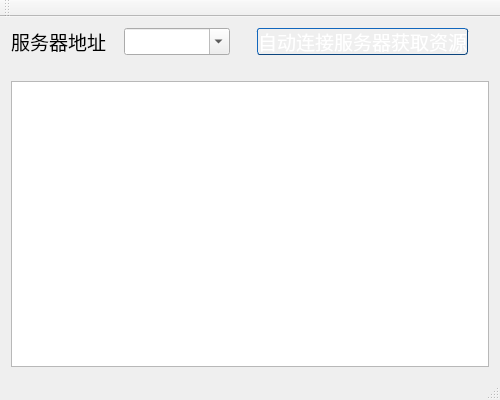
This is server/resourcemanager_client/mainwindow.ui in weilaidb/resourcemanager as Qt 5 draws it before an edit. The edited form follows.
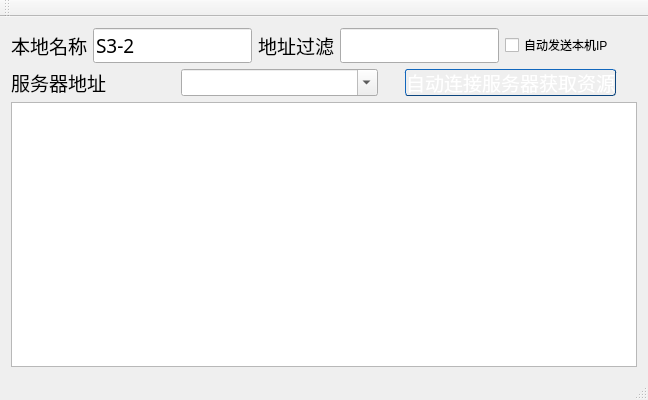
This is the edited form.

Commit message: 1.客户端连接后，回送本机IP（更新）

Patch:
```diff
--- a/server/resourcemanager_client/mainwindow.ui
+++ b/server/resourcemanager_client/mainwindow.ui
@@ -9,7 +9,7 @@
    <rect>
     <x>0</x>
     <y>0</y>
-    <width>500</width>
+    <width>648</width>
     <height>400</height>
    </rect>
   </property>
@@ -24,20 +24,87 @@
   </property>
   <widget class="QWidget" name="centralWidget">
    <layout class="QGridLayout" name="gridLayout">
-    <item row="5" column="0">
+    <item row="3" column="0">
+     <widget class="QTextBrowser" name="textBrowser"/>
+    </item>
+    <item row="1" column="0">
+     <layout class="QVBoxLayout" name="verticalLayout">
+      <item>
      <layout class="QHBoxLayout" name="horizontalLayout_2">
       <item>
-       <layout class="QVBoxLayout" name="verticalLayout_resource">
-        <property name="spacing">
-         <number>2</number>
-        </property>
-        <property name="sizeConstraint">
-         <enum>QLayout::SetMinimumSize</enum>
-        </property>
-        <property name="rightMargin">
-         <number>0</number>
-        </property>
-       </layout>
+         <widget class="QLabel" name="label_2">
+          <property name="maximumSize">
+           <size>
+            <width>164</width>
+            <height>27</height>
+           </size>
+          </property>
+          <property name="font">
+           <font>
+            <family>楷体</family>
+            <pointsize>14</pointsize>
+           </font>
+          </property>
+          <property name="text">
+           <string>本地名称</string>
+          </property>
+         </widget>
+        </item>
+        <item>
+         <widget class="QLineEdit" name="lineEdit_localname">
+          <property name="font">
+           <font>
+            <family>宋体</family>
+            <pointsize>14</pointsize>
+            <weight>50</weight>
+            <bold>false</bold>
+           </font>
+          </property>
+          <property name="text">
+           <string>S3-2</string>
+          </property>
+         </widget>
+        </item>
+        <item>
+         <widget class="QLabel" name="label_3">
+          <property name="maximumSize">
+           <size>
+            <width>164</width>
+            <height>27</height>
+           </size>
+          </property>
+          <property name="font">
+           <font>
+            <family>楷体</family>
+            <pointsize>14</pointsize>
+           </font>
+          </property>
+          <property name="text">
+           <string>地址过滤</string>
+          </property>
+         </widget>
+        </item>
+        <item>
+         <widget class="QLineEdit" name="lineEdit_ipfilter">
+          <property name="font">
+           <font>
+            <family>宋体</family>
+            <pointsize>14</pointsize>
+            <weight>50</weight>
+            <bold>false</bold>
+           </font>
+          </property>
+          <property name="text">
+           <string/>
+          </property>
+         </widget>
+        </item>
+        <item>
+         <widget class="QCheckBox" name="checkBox_autosendlocalip">
+          <property name="text">
+           <string>自动发送本机IP</string>
+          </property>
+         </widget>
       </item>
       <item>
        <spacer name="horizontalSpacer_3">
@@ -54,8 +121,6 @@
       </item>
      </layout>
     </item>
-    <item row="0" column="0">
-     <layout class="QVBoxLayout" name="verticalLayout">
       <item>
        <layout class="QHBoxLayout" name="horizontalLayout">
         <item>
@@ -199,10 +264,10 @@
         </item>
        </layout>
       </item>
-     </layout>
-    </item>
-    <item row="6" column="0">
-     <widget class="QTextBrowser" name="textBrowser"/>
+      <item>
+       <layout class="QVBoxLayout" name="verticalLayout_resource"/>
+      </item>
+     </layout>
     </item>
    </layout>
   </widget>
```
Left out of the diff: 2 changed lines with no effect on the pictures. Lines whose indentation alone changed are shown as unchanged. The commit also changes 7 other files.
